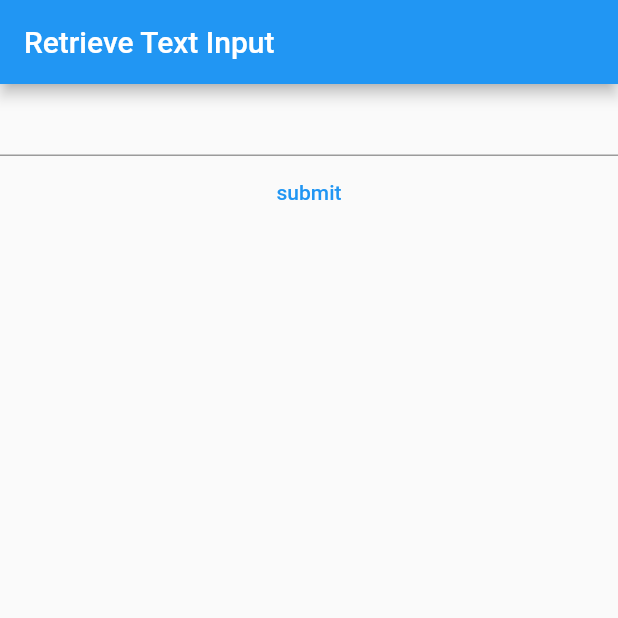
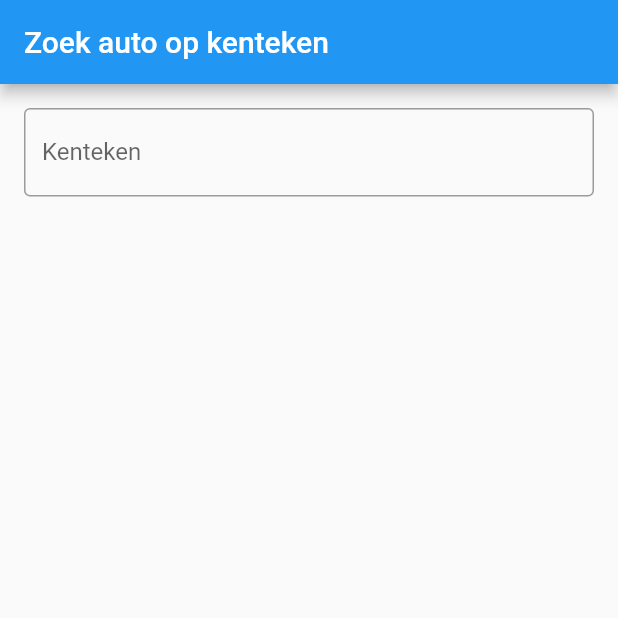
Before and after one commit to FiveFM/LicencePlate, a Flutter app: the screen it shows after launch, on a phone screen of 412 x 824 dp, the top half of it. Run offline on Flutter 3.47's test engine with Material 2 defaults, Android fonts, the phone set to English and light mode, and no system bars.

```diff
--- a/lib/main.dart
+++ b/lib/main.dart
@@ -1,4 +1,5 @@
 import 'package:flutter/cupertino.dart';
+import 'package:flutter/gestures.dart';
 import 'package:flutter/material.dart';
 import 'package:flutterprojects/service/api_service.dart';
 
@@ -19,7 +20,7 @@ class _MyCustomFormState extends State<MyCustomForm> {
   // of the TextField.
   final vehicleService = VehicleService();
   final myController = TextEditingController();
-
+  String kenteken = '';
   @override
   void dispose() {
     // Clean up the controller when the widget is disposed.
@@ -31,40 +32,47 @@ class _MyCustomFormState extends State<MyCustomForm> {
   Widget build(BuildContext context) {
     return Scaffold(
       appBar: AppBar(
-        title: const Text('Retrieve Text Input'),
+        title: const Text('Zoek auto op kenteken'),
       ),
       body: Column(
+        children:[
+          Padding(
+            padding: EdgeInsets.all(16),
+        child:
+          TextField(
+          controller: myController,
+            decoration: const InputDecoration(
+              border: OutlineInputBorder(),
+              labelText: 'Kenteken',
+            ),
+            onSubmitted: (text) async {
+              text.replaceAll('-', '');
 
-        children:[
-          TextFormField(
-            validator: (value) {
-              if(value!.toUpperCase().isEmpty || !validateBoard(value.toUpperCase()) || value.length < 6 ) {
-                 return myController.text = "Voer een geldig kenteken in";
+              if(validateBoard(text.toUpperCase())) {
+                setState(() {
+                  kenteken = text.replaceAll('-', '');
+                });
+
+                var response = await vehicleService.fetchVehicles(kenteken);
+                if (response == null) return;
+                // Create a Vehicle object from the JSON object
+                var vehicle = Vehicle.fromJson(response);
+                Navigator.push(
+                    context, MaterialPageRoute(builder: (BuildContext context) {
+                  return SecondScreen(vehicle: vehicle);
+                }));
               } else {
-                return null;
+                setState(() {
+                  kenteken = "$text is geen geldig kenteken. Voer een geldig kenteken in!";
+                });
               }
             },
-          controller: myController,
-        ),
-          TextButton(
-            // When the user presses the button, show an alert dialog containing
-            // the text that the user has entered into the text field.
-            onPressed: () async {
-
-              myController.!.validate();
-
-              var input = myController.text.toUpperCase();
-              input.replaceAll("-", "").toUpperCase();
-              var response = await vehicleService.fetchVehicles(input);
-              if (response == null) return;
-              // Create a Vehicle object from the JSON object
-              var vehicle = Vehicle.fromJson(response);
-              Navigator.push(context, MaterialPageRoute(builder: (BuildContext context){
-                return SecondScreen(vehicle: vehicle);
-              }));},
-            child: const Text("submit"),
           ),
-        ]
+          ),
+          Padding(
+          padding: EdgeInsets.all(0),
+          child: Text(kenteken)),
+        ],
       ),
     );
   }
@@ -90,24 +98,28 @@ class SecondScreen extends StatelessWidget {
   Widget build(BuildContext context) {
     return Scaffold(
       appBar: AppBar(
-        title: const Text('Second Screen'),
+        title: const Text('Kenteken details'),
       ),
-      body: Center(
+      body: Padding(
+        padding: EdgeInsets.all(10),
         child: Column(
+          crossAxisAlignment: CrossAxisAlignment.start,
           children: [
-            Text(vehicle.kenteken, style: TextStyle(fontSize: 16,),),
-            Text(vehicle.voertuigsoort, style: TextStyle(fontSize: 16,),),
-            Text(vehicle.handelsbenaming, style: TextStyle(fontSize: 16,)),
-            Text(vehicle.merk, style: TextStyle(fontSize: 16,)),
-            Text(vehicle.uitvoering, style: TextStyle(fontSize: 16,)),
-            Text(vehicle.variant, style: TextStyle(fontSize: 16,)),
-            Text(vehicle.inrichting, style: TextStyle(fontSize: 16,)),
-            Text(DateTime.parse(vehicle.datum_eerste_toelating).toString(), style: TextStyle(fontSize: 16,)),
-            Text(DateTime.parse(vehicle.vervaldatum_apk).toString(), style: TextStyle(fontSize: 16,)),
+            Text('Kenteken: ${vehicle.kenteken}', style: TextStyle(fontSize: 18,),),
+            Text('Voertuigsoort ${vehicle.voertuigsoort}', style: TextStyle(fontSize: 18,),),
+            Text('Handelsbenaming: ${vehicle.handelsbenaming}', style: TextStyle(fontSize: 18,)),
+            Text('Merk: ${vehicle.merk}', style: TextStyle(fontSize: 18,)),
+            Text('Kleur: ${vehicle.eerste_kleur}', style: TextStyle(fontSize: 18,)),
+            Text('Uitvoering: ${vehicle.uitvoering}', style: TextStyle(fontSize: 18,)),
+            Text('Variant: ${vehicle.variant}', style: TextStyle(fontSize: 18,)),
+            Text('Inrichting: ${vehicle.inrichting}', style: TextStyle(fontSize: 18,)),
+            Text('Toelatings datum: ${DateTime.parse(vehicle.datum_eerste_toelating).toString()}', style: TextStyle(fontSize: 18,)),
+            Text('Vervaldatum apk: ${DateTime.parse(vehicle.vervaldatum_apk).toString()}', style: TextStyle(fontSize: 18,)),
             TextButton(
+              style: const ButtonStyle(backgroundColor: MaterialStatePropertyAll<Color>(Colors.black12), mouseCursor: MaterialStatePropertyAll<MouseCursor>(SystemMouseCursors.click)),
               onPressed: () {
                 Navigator.pop(context);
-              }, child: Text("go terug"),
+              }, child: Text("ga terug"),
             )
           ],
         ),
```
Also changed, not shown: lib/components/input.dart (deleted).
